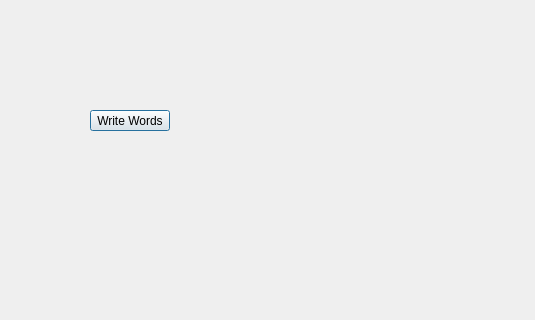
Before: the Qt Designer form Thesaurus/Windows/menu_window.ui in Euclidis/Thesaurus, drawn with Qt 5; both pictures show x 210 to 745 and y 0 to 320 of the 745 by 462 pixel window.
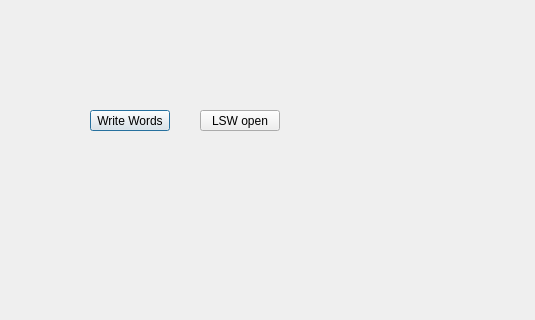
After: the same form once the commit is applied.

Commit message: LSW open

```diff
--- a/Thesaurus/Windows/menu_window.ui
+++ b/Thesaurus/Windows/menu_window.ui
@@ -125,6 +125,19 @@
     <string>Write Words</string>
    </property>
   </widget>
+  <widget class="QPushButton" name="pushButton_2">
+   <property name="geometry">
+    <rect>
+     <x>410</x>
+     <y>110</y>
+     <width>80</width>
+     <height>21</height>
+    </rect>
+   </property>
+   <property name="text">
+    <string>LSW open</string>
+   </property>
+  </widget>
  </widget>
  <resources/>
  <connections/>
```
The commit also changes 5 other files.
